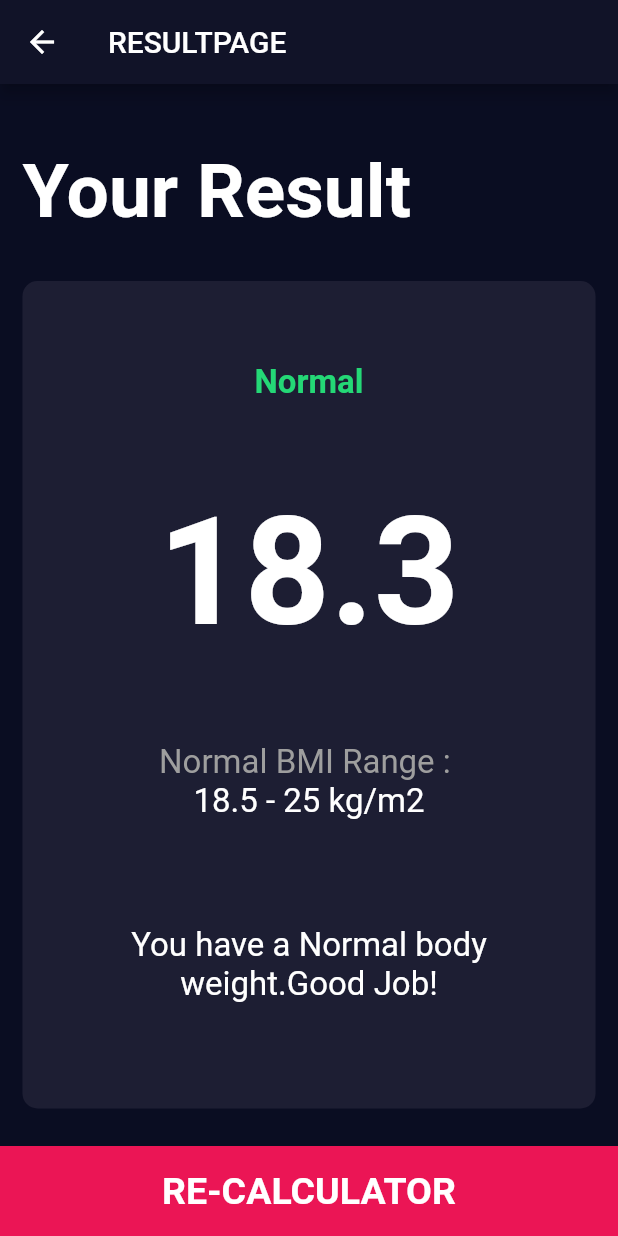
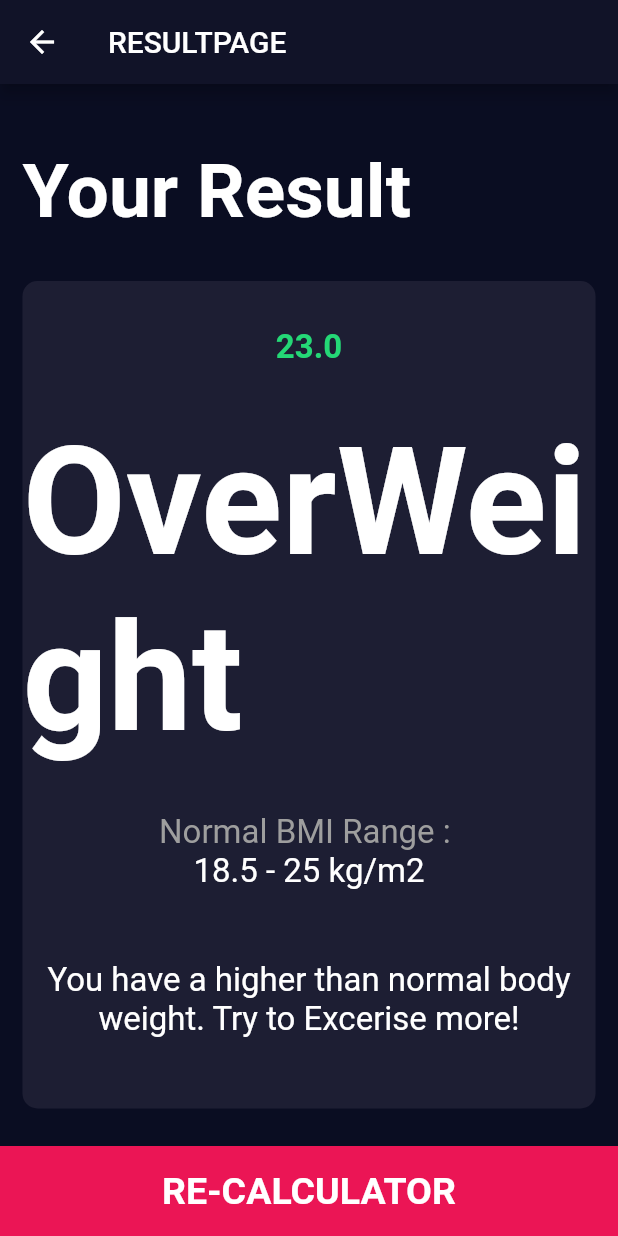
Before and after one commit to HeratUni-CS/bmi-calculator-SayedNawid, a Flutter app: the screen it shows after launch, after a tap on "CALCULATOR", on a phone screen of 412 x 824 dp. Run offline on Flutter 3.47's test engine with Material 2 defaults, Android fonts, the phone set to English and light mode, and no system bars; our stand-ins replace font_awesome_flutter.

Commit message:
create class calculator  with their changes

```diff
--- /dev/null
+++ b/lib/calculator.dart
@@ -0,0 +1,36 @@
+import 'dart:math';
+
+import 'package:flutter/material.dart';
+
+class Calculator {
+  final int? height ;
+  final int? weight ;
+  double _bmi = 0 ;
+
+  Calculator({required this.height ,required this.weight}) ;
+
+  String CalculateBmi(){
+    _bmi = weight! / pow(height!/100, 2) ;
+    return _bmi.toStringAsFixed(1) ;
+  }
+
+  String getInterpretation (){
+    if (_bmi <= 25 ){
+      return "You have a higher than normal body weight. Try to Excerise more!" ;
+    }else if (_bmi <= 18.5 ) {
+      return "you have a Normal body weight. Good Job !" ;
+    }else{
+      return "You have a lower than Normal body weight . You can eat a bit more!" ;
+    }
+  }
+
+  String getResult (){
+    if (_bmi <= 25 ){
+      return "OverWeight" ;
+    }else if (_bmi <= 18.5 ) {
+      return "Normal" ;
+    }else{
+      return "UnderWeight" ;
+    }
+  }
+}
--- a/lib/screens/input_page.dart
+++ b/lib/screens/input_page.dart
@@ -1,3 +1,4 @@
+import 'package:bmi_starting/calculator.dart';
 import 'package:bmi_starting/screens/result_page.dart';
 import 'package:bmi_starting/component/roundIconButton.dart';
 import 'package:flutter/material.dart';
@@ -6,8 +7,6 @@ import '../component/buttonButton.dart';
 import '../component/icon_content.dart';
 import '../component/resuable_card.dart';
 import '../constants.dart';
-
-
 
 class InputPage extends StatefulWidget {
   @override
@@ -206,10 +205,16 @@ class _InputPageState extends State<InputPage> {
           ButtonButton(
             title: "CALCULATOR",
             onTap: () {
+              Calculator calculator =
+                  Calculator(height: height, weight: weight);
               Navigator.push(
                 context,
                 MaterialPageRoute(
-                  builder: (context) => ResultPage(),
+                  builder: (context) => ResultPage(
+                    bmiResult: calculator.CalculateBmi(),
+                    resultText: calculator.getResult(),
+                    interpretation: calculator.getInterpretation(),
+                  ),
                 ),
               );
             },
--- a/lib/screens/result_page.dart
+++ b/lib/screens/result_page.dart
@@ -4,7 +4,11 @@ import 'package:flutter/material.dart';
 import '../component/buttonButton.dart';
 
 class ResultPage extends StatelessWidget {
-  const ResultPage({super.key});
+  final String? bmiResult, resultText, interpretation;
+  ResultPage(
+      {required this.bmiResult,
+      required this.resultText,
+      required this.interpretation});
 
   @override
   Widget build(BuildContext context) {
@@ -34,11 +38,11 @@ class ResultPage extends StatelessWidget {
                 crossAxisAlignment: CrossAxisAlignment.center,
                 children: [
                   Text(
-                    "Normal",
+                    bmiResult!.toUpperCase(),
                     style: kResultTextStyle,
                   ),
                   Text(
-                    "18.3",
+                    resultText!,
                     style: kBMITextStyle,
                   ),
                   Column(
@@ -56,7 +60,7 @@ class ResultPage extends StatelessWidget {
                   Padding(
                     padding: const EdgeInsets.all(15),
                     child: Text(
-                      "You have a Normal body weight.Good Job!",
+                      interpretation!,
                       style: kBoddyTextStyle,
                       textAlign: TextAlign.center,
                     ),
```
